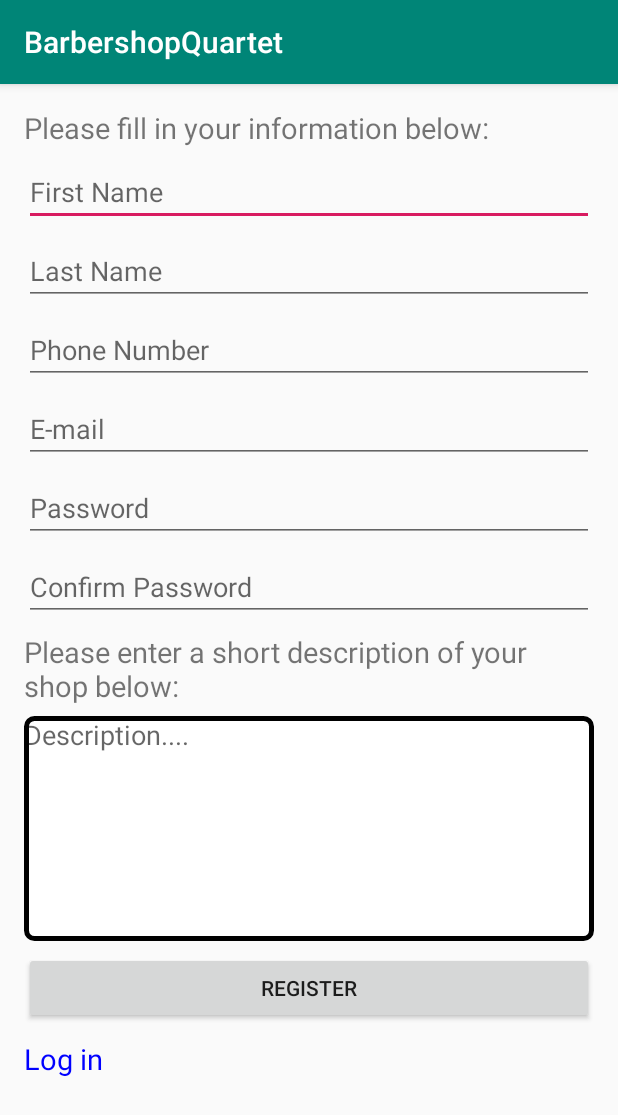
After one commit to drewdawg8/BarbershopQuartet, an Android app: the ActivityBarberRegister screen opened directly, with no data from a screen before it, on a phone screen of 412 x 824 dp. The commit adds this screen. Shown: the top 1115 px of the screen. Run offline under Robolectric (Android 15) with nearby library versions, the phone set to English and light mode, and no system bars.

Commit message:
Set up barber register xml and java file and wired to main UI

```diff
--- a/app/src/main/AndroidManifest.xml
+++ b/app/src/main/AndroidManifest.xml
@@ -31,7 +31,8 @@
         <activity android:name=".ActivityBarberMenu" />
         <activity android:name=".ActivityBarberSelectAppointment" />
         <activity android:name=".ActivityBarberManageAppointment" />
-        <activity android:name=".ActivityManageSchedule"></activity>
+        <activity android:name=".ActivityManageSchedule" />
+        <activity android:name=".ActivityBarberRegister"></activity>
     </application>
 
 </manifest>
--- a/app/src/main/java/com/doublea/barbershopquartet/ActivityBarberLogin.java
+++ b/app/src/main/java/com/doublea/barbershopquartet/ActivityBarberLogin.java
@@ -1,5 +1,6 @@
 package com.doublea.barbershopquartet;
 
+import android.content.Intent;
 import android.os.Bundle;
 import android.support.design.widget.FloatingActionButton;
 import android.support.design.widget.Snackbar;
@@ -16,4 +17,7 @@ public class ActivityBarberLogin extends AppCompatActivity {
 
     }
 
+    public void onClickRegister(View view) {
+        startActivity(new Intent(this, ActivityBarberRegister.class));
+    }
 }
--- /dev/null
+++ b/app/src/main/java/com/doublea/barbershopquartet/ActivityBarberRegister.java
@@ -0,0 +1,13 @@
+package com.doublea.barbershopquartet;
+
+import android.support.v7.app.AppCompatActivity;
+import android.os.Bundle;
+
+public class ActivityBarberRegister extends AppCompatActivity {
+
+    @Override
+    protected void onCreate(Bundle savedInstanceState) {
+        super.onCreate(savedInstanceState);
+        setContentView(R.layout.activity_barber_register);
+    }
+}
--- /dev/null
+++ b/app/src/main/res/drawable/description_background.xml
@@ -0,0 +1,10 @@
+<?xml version="1.0" encoding="utf-8"?>
+<shape xmlns:android="http://schemas.android.com/apk/res/android">
+
+    <solid android:color="#ffffff" />
+    <stroke
+        android:width="3dp"
+        android:color="#000" />
+    <corners android:radius="5dp" />
+
+</shape>
--- a/app/src/main/res/layout/activity_barber_login.xml
+++ b/app/src/main/res/layout/activity_barber_login.xml
@@ -35,7 +35,8 @@
         android:layout_height="wrap_content"
         android:layout_below="@+id/ll_capture_logins"
         android:text="Register"
-        android:textColor="#0000ff"/>
+        android:textColor="#0000ff"
+        android:onClick="onClickRegister"/>
     <Button
         android:layout_marginTop="20dp"
         android:text="LogIn"
--- /dev/null
+++ b/app/src/main/res/layout/activity_barber_register.xml
@@ -0,0 +1,76 @@
+<?xml version="1.0" encoding="utf-8"?>
+<LinearLayout xmlns:android="http://schemas.android.com/apk/res/android"
+    android:layout_width="match_parent" android:layout_height="match_parent"
+    android:orientation="vertical"
+    android:padding="16dp">
+    <ScrollView
+        android:layout_width="match_parent"
+        android:layout_height="match_parent">
+        <LinearLayout
+            android:layout_width="match_parent"
+            android:layout_height="match_parent"
+            android:orientation="vertical">
+            <TextView
+                android:layout_width="match_parent"
+                android:layout_height="wrap_content"
+                android:textSize="@dimen/text_size"
+                android:text="Please fill in your information below:"
+                android:layout_marginBottom="@dimen/edit_text_bottom_margin"/>
+            <EditText
+                android:layout_width="match_parent"
+                android:layout_height="wrap_content"
+                android:hint="First Name"
+                android:layout_marginBottom="@dimen/edit_text_bottom_margin"/>
+            <EditText
+                android:layout_width="match_parent"
+                android:layout_height="wrap_content"
+                android:hint="Last Name"
+                android:layout_marginBottom="@dimen/edit_text_bottom_margin"/>
+            <EditText
+                android:layout_width="match_parent"
+                android:layout_height="wrap_content"
+                android:hint="Phone Number"
+                android:layout_marginBottom="@dimen/edit_text_bottom_margin"/>
+            <EditText
+                android:layout_width="match_parent"
+                android:layout_height="wrap_content"
+                android:hint="E-mail"
+                android:layout_marginBottom="@dimen/edit_text_bottom_margin"/>
+            <EditText
+                android:layout_width="match_parent"
+                android:layout_height="wrap_content"
+                android:inputType="textPassword"
+                android:hint="Password"
+                android:layout_marginBottom="@dimen/edit_text_bottom_margin"/>
+            <EditText
+                android:layout_width="match_parent"
+                android:layout_height="wrap_content"
+                android:hint="Confirm Password"
+                android:layout_marginBottom="@dimen/edit_text_bottom_margin"/>
+            <TextView
+                android:layout_width="match_parent"
+                android:layout_height="wrap_content"
+                android:textSize="@dimen/text_size"
+                android:text="Please enter a short description of your shop below:"
+                android:layout_marginBottom="@dimen/edit_text_bottom_margin"/>
+            <EditText
+                android:layout_width="match_parent"
+                android:hint="Description...."
+                android:gravity="top"
+                android:layout_height="150dp"
+                android:background="@drawable/description_background"
+                android:layout_marginBottom="@dimen/edit_text_bottom_margin"/>
+            <Button
+                android:layout_width="match_parent"
+                android:layout_height="wrap_content"
+                android:text="Register"
+                android:layout_marginBottom="@dimen/button_bottom_margin"/>
+            <TextView
+                android:layout_width="wrap_content"
+                android:layout_height="wrap_content"
+                android:text="Log in"
+                android:textSize="@dimen/text_size"
+                android:textColor="#0000FF"/>
+        </LinearLayout>
+    </ScrollView>
+</LinearLayout>
```
